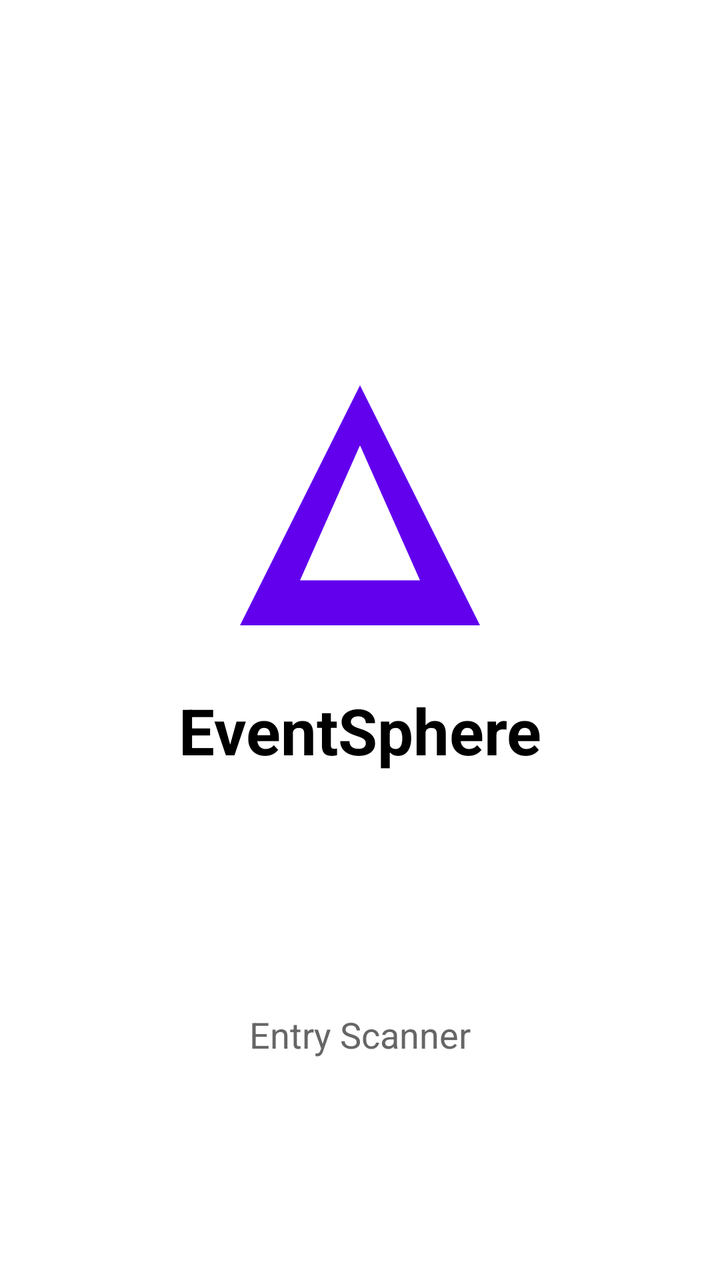
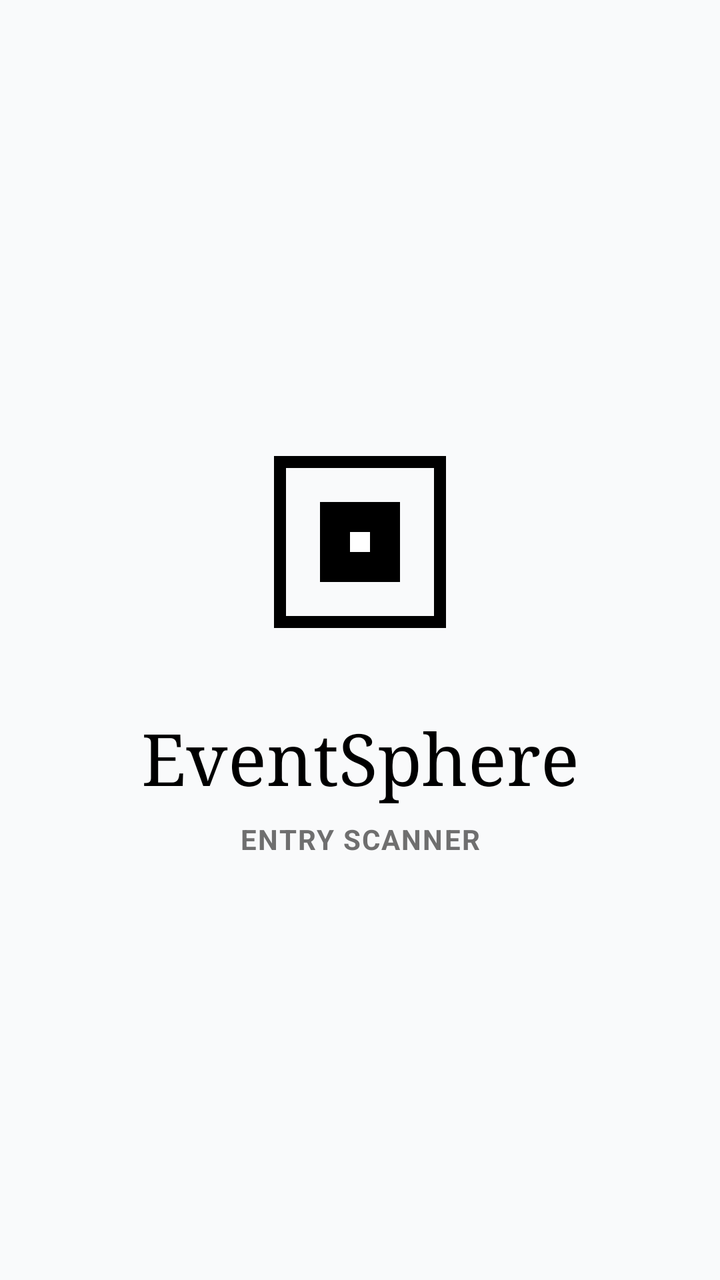

An Android layout rendered at two revisions. The XML below is the earlier revision; the diff shows what the commit changed to produce the second picture.
<!-- AndroidManifest.xml: application theme Theme.EventSphereScanner -->
<!-- res/layout/fragment_splash.xml -->
<?xml version="1.0" encoding="utf-8"?>
<androidx.constraintlayout.widget.ConstraintLayout xmlns:android="http://schemas.android.com/apk/res/android"
    xmlns:app="http://schemas.android.com/apk/res-auto"
    android:layout_width="match_parent"
    android:layout_height="match_parent"
    android:background="@color/white">

    <ImageView
        android:id="@+id/ivLogo"
        android:layout_width="150dp"
        android:layout_height="150dp"
        android:src="@drawable/ic_logo"
        app:layout_constraintBottom_toTopOf="@+id/tvSubtitle"
        app:layout_constraintEnd_toEndOf="parent"
        app:layout_constraintStart_toStartOf="parent"
        app:layout_constraintTop_toTopOf="parent"
        app:layout_constraintVertical_chainStyle="packed" />

    <TextView
        android:id="@+id/tvTitle"
        android:layout_width="wrap_content"
        android:layout_height="wrap_content"
        android:layout_marginTop="16dp"
        android:text="EventSphere"
        android:textSize="32sp"
        android:textStyle="bold"
        android:textColor="@color/black"
        app:layout_constraintEnd_toEndOf="parent"
        app:layout_constraintStart_toStartOf="parent"
        app:layout_constraintTop_toBottomOf="@id/ivLogo" />

    <TextView
        android:id="@+id/tvSubtitle"
        android:layout_width="wrap_content"
        android:layout_height="wrap_content"
        android:layout_marginTop="8dp"
        android:text="Entry Scanner"
        android:textSize="18sp"
        android:textColor="#666666"
        app:layout_constraintBottom_toBottomOf="parent"
        app:layout_constraintEnd_toEndOf="parent"
        app:layout_constraintStart_toStartOf="parent"
        app:layout_constraintTop_toBottomOf="@id/tvTitle" />

</androidx.constraintlayout.widget.ConstraintLayout>
<!-- resources referenced by this layout -->
<resources>
  <color name="black">#FF000000</color>
  <color name="white">#FFFFFFFF</color>
  <!-- drawable ic_logo (drawable) -->
  <?xml version="1.0" encoding="utf-8"?>
  <vector xmlns:android="http://schemas.android.com/apk/res/android"
      android:width="200dp"
      android:height="200dp"
      android:viewportWidth="200"
      android:viewportHeight="200">
      <path
          android:fillColor="#6200EE"
          android:pathData="M100,20 L180,180 L20,180 Z" />
      <path
          android:fillColor="#FFFFFF"
          android:pathData="M100,60 L140,150 L60,150 Z" />
  </vector>
  <style name="Theme.EventSphereScanner" parent="Theme.Material3.Dark.NoActionBar">
          
          <item name="colorPrimary">@color/primary</item>
          <item name="colorOnPrimary">@color/white</item>
          <item name="colorSecondary">@color/secondary</item>
          <item name="colorOnSecondary">@color/black</item>
  
          
          <item name="android:windowBackground">@color/background</item>
          <item name="colorSurface">@color/surface</item>
          <item name="colorOnSurface">@color/text_primary</item>
          <item name="colorOnSurfaceVariant">@color/text_secondary</item>
  
          
          <item name="android:statusBarColor">@color/background</item>
      </style>
  <color name="primary">#4FB2C0</color>
  <color name="secondary">#97A1DA</color>
  <color name="background">#081317</color>
  <color name="surface">#0D1E24</color>
  <color name="text_primary">#FFFFFF</color>
  <color name="text_secondary">#94A3B8</color>
</resources>

<!-- the commit's change to res/layout/fragment_splash.xml (unified diff, before → after) -->
@@ -3,14 +3,14 @@
     xmlns:app="http://schemas.android.com/apk/res-auto"
     android:layout_width="match_parent"
     android:layout_height="match_parent"
-    android:background="@color/white">
+    android:background="@color/background">
 
     <ImageView
         android:id="@+id/ivLogo"
-        android:layout_width="150dp"
-        android:layout_height="150dp"
+        android:layout_width="120dp"
+        android:layout_height="120dp"
         android:src="@drawable/ic_logo"
-        app:layout_constraintBottom_toTopOf="@+id/tvSubtitle"
+        app:layout_constraintBottom_toTopOf="@+id/tvTitle"
         app:layout_constraintEnd_toEndOf="parent"
         app:layout_constraintStart_toStartOf="parent"
         app:layout_constraintTop_toTopOf="parent"
@@ -20,11 +20,12 @@
         android:id="@+id/tvTitle"
         android:layout_width="wrap_content"
         android:layout_height="wrap_content"
-        android:layout_marginTop="16dp"
-        android:text="EventSphere"
-        android:textSize="32sp"
-        android:textStyle="bold"
-        android:textColor="@color/black"
+        android:layout_marginTop="24dp"
+        android:text="@string/app_name"
+        android:textColor="@color/text_primary"
+        android:textSize="36sp"
+        android:fontFamily="serif"
+        app:layout_constraintBottom_toTopOf="@+id/tvSubtitle"
         app:layout_constraintEnd_toEndOf="parent"
         app:layout_constraintStart_toStartOf="parent"
         app:layout_constraintTop_toBottomOf="@id/ivLogo" />
@@ -34,12 +35,26 @@
         android:layout_width="wrap_content"
         android:layout_height="wrap_content"
         android:layout_marginTop="8dp"
-        android:text="Entry Scanner"
-        android:textSize="18sp"
-        android:textColor="#666666"
+        android:text="@string/entry_scanner"
+        android:textColor="@color/text_secondary"
+        android:textSize="14sp"
+        android:letterSpacing="0.05"
+        android:textAllCaps="true"
+        android:fontFamily="sans-serif"
+        android:textStyle="bold"
         app:layout_constraintBottom_toBottomOf="parent"
         app:layout_constraintEnd_toEndOf="parent"
         app:layout_constraintStart_toStartOf="parent"
         app:layout_constraintTop_toBottomOf="@id/tvTitle" />
 
+    <ProgressBar
+        android:id="@+id/progressBar"
+        android:layout_width="32dp"
+        android:layout_height="32dp"
+        android:layout_marginBottom="48dp"
+        android:indeterminateTint="@color/primary"
+        app:layout_constraintBottom_toBottomOf="parent"
+        app:layout_constraintEnd_toEndOf="parent"
+        app:layout_constraintStart_toStartOf="parent" />
+
 </androidx.constraintlayout.widget.ConstraintLayout>
<!-- resource entries referenced after the edit -->
@@ -1,42 +1,62 @@
 <!-- resources referenced by this layout -->
 <resources>
-  <color name="black">#FF000000</color>
-  <color name="white">#FFFFFFFF</color>
+  <color name="white">#FFFFFF</color>
   <!-- drawable ic_logo (drawable) -->
   <?xml version="1.0" encoding="utf-8"?>
   <vector xmlns:android="http://schemas.android.com/apk/res/android"
-      android:width="200dp"
-      android:height="200dp"
-      android:viewportWidth="200"
-      android:viewportHeight="200">
+      android:width="120dp"
+      android:height="120dp"
+      android:viewportWidth="120"
+      android:viewportHeight="120">
+      
       <path
-          android:fillColor="#6200EE"
-          android:pathData="M100,20 L180,180 L20,180 Z" />
+          android:pathData="M20,20 L100,20 L100,100 L20,100 Z"
+          android:strokeWidth="6"
+          android:strokeColor="#000000"
+          android:fillColor="#00000000"/>
       <path
-          android:fillColor="#FFFFFF"
-          android:pathData="M100,60 L140,150 L60,150 Z" />
+          android:pathData="M40,40 L80,40 L80,80 L40,80 Z"
+          android:fillColor="#000000"/>
+      <path
+          android:pathData="M55,55 L65,55 L65,65 L55,65 Z"
+          android:fillColor="#FFFFFF"/>
   </vector>
-  <style name="Theme.EventSphereScanner" parent="Theme.Material3.Dark.NoActionBar">
-          
+  <string name="app_name">EventSphere</string>
+  <string name="entry_scanner">Entry Scanner</string>
+  <style name="Theme.EventSphereScanner" parent="Theme.Material3.Light.NoActionBar">
           <item name="colorPrimary">@color/primary</item>
           <item name="colorOnPrimary">@color/white</item>
           <item name="colorSecondary">@color/secondary</item>
-          <item name="colorOnSecondary">@color/black</item>
-  
-          
+          <item name="colorOnSecondary">@color/white</item>
           <item name="android:windowBackground">@color/background</item>
           <item name="colorSurface">@color/surface</item>
           <item name="colorOnSurface">@color/text_primary</item>
           <item name="colorOnSurfaceVariant">@color/text_secondary</item>
+          <item name="android:statusBarColor">@color/background</item>
+          <item name="android:windowLightStatusBar">true</item>
   
           
-          <item name="android:statusBarColor">@color/background</item>
+          <item name="shapeAppearanceSmallComponent">@style/ShapeAppearance.EventSphere.None</item>
+          <item name="shapeAppearanceMediumComponent">@style/ShapeAppearance.EventSphere.None</item>
+          <item name="shapeAppearanceLargeComponent">@style/ShapeAppearance.EventSphere.None</item>
+          <item name="bottomSheetDialogTheme">@style/ThemeOverlay.EventSphere.BottomSheetDialog</item>
       </style>
-  <color name="primary">#4FB2C0</color>
-  <color name="secondary">#97A1DA</color>
-  <color name="background">#081317</color>
-  <color name="surface">#0D1E24</color>
-  <color name="text_primary">#FFFFFF</color>
-  <color name="text_secondary">#94A3B8</color>
+  <color name="primary">#000000</color>
+  <color name="secondary">#6F6F6F</color>
+  <color name="background">#F9FAFB</color>
+  <color name="surface">#FFFFFF</color>
+  <style name="ShapeAppearance.EventSphere.None" parent="ShapeAppearance.Material3.Corner.None">
+          <item name="cornerFamily">rounded</item>
+          <item name="cornerSize">0dp</item>
+      </style>
+  <style name="ThemeOverlay.EventSphere.BottomSheetDialog" parent="ThemeOverlay.Material3.BottomSheetDialog">
+          <item name="bottomSheetStyle">@style/Widget.EventSphere.BottomSheet</item>
+      </style>
+  <style name="Widget.EventSphere.BottomSheet" parent="Widget.Material3.BottomSheet">
+          <item name="shapeAppearanceOverlay">@style/ShapeAppearance.EventSphere.None</item>
+          <item name="backgroundTint">@color/surface</item>
+      </style>
+  <color name="text_primary">#000000</color>
+  <color name="text_secondary">#6F6F6F</color>
 </resources>
 
